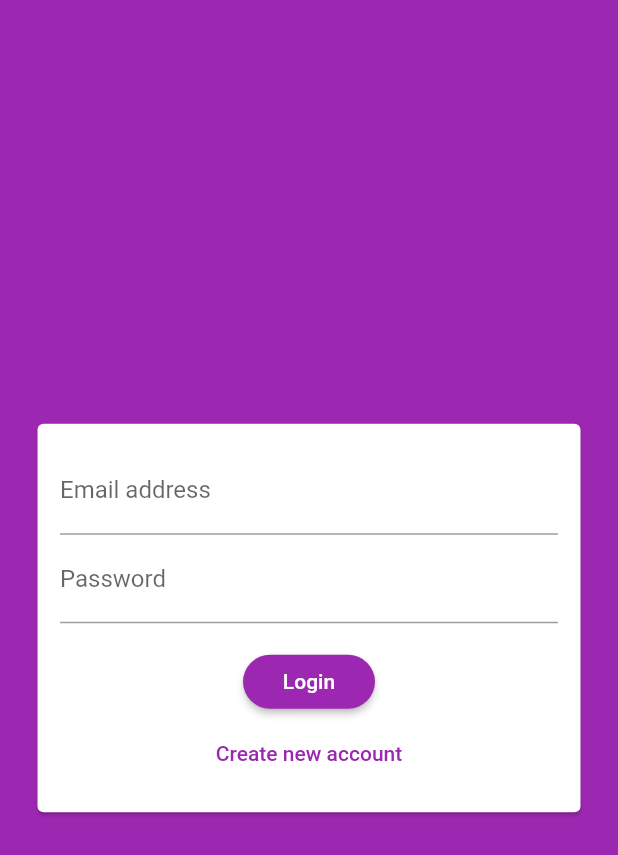
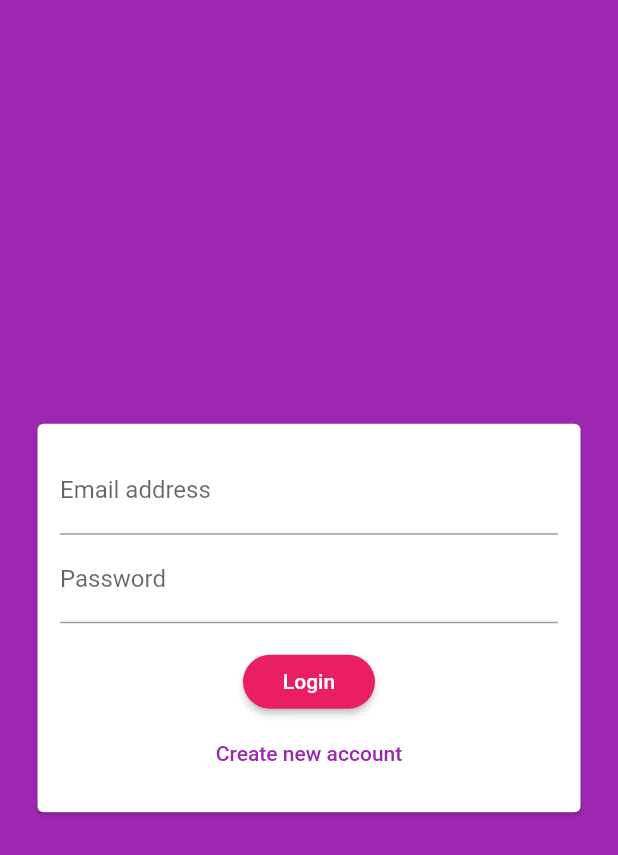
Before and after one commit to gizemhacioglu/se380_project, a Flutter app: the screen it shows after launch, on a phone screen of 412 x 824 dp. Shown: the top 855 px of the screen. Run offline on Flutter 3.47's test engine with Material 2 defaults, Android fonts, the phone set to English and light mode, and no system bars; our stand-ins replace firebase_auth, firebase_core; accounts and stored records are empty.

Commit message:
changed color

```diff
--- a/lib/main.dart
+++ b/lib/main.dart
@@ -17,11 +17,11 @@ class MyApp extends StatelessWidget {
       title: "Application Name",
       theme: ThemeData(
         primarySwatch: Colors.purple,
-        backgroundColor: Colors.purple,
+        backgroundColor: Colors.pink,
         accentColor: Colors.pink,
         accentColorBrightness: Brightness.dark,
         buttonTheme: ButtonTheme.of(context).copyWith(
-          buttonColor: Colors.purple,
+          buttonColor: Colors.pink,
           textTheme: ButtonTextTheme.primary,
           shape:
               RoundedRectangleBorder(borderRadius: BorderRadius.circular(25)),
```
